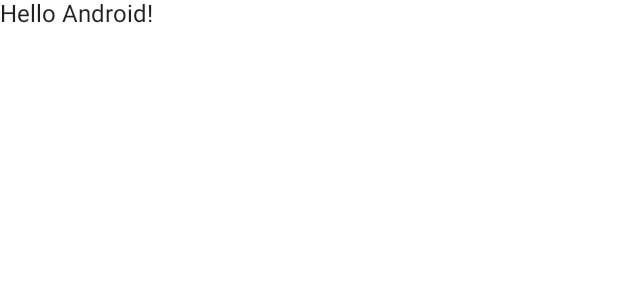
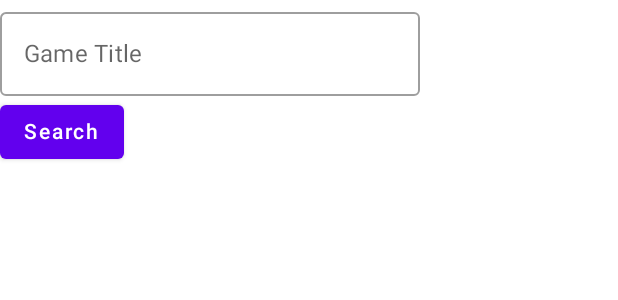
Before and after one commit to JMaz-15/GameFinder, an Android app built with Jetpack Compose: the @Preview function DefaultPreview, on a phone screen of 412 x 824 dp. Shown: the top 300 px of the screen. Run offline under Robolectric (Android 15) with nearby library versions, the phone set to English and light mode, and no system bars.

Commit message:
Created text field and search button to search for game titles - can display searched value

```diff
--- a/app/src/main/java/com/gamefinder/v32001/MainActivity.kt
+++ b/app/src/main/java/com/gamefinder/v32001/MainActivity.kt
@@ -1,14 +1,16 @@
 package com.gamefinder.v32001
 
 import android.os.Bundle
+import android.widget.Toast
 import androidx.activity.ComponentActivity
 import androidx.activity.compose.setContent
+import androidx.compose.foundation.layout.Column
 import androidx.compose.foundation.layout.fillMaxSize
-import androidx.compose.material.MaterialTheme
-import androidx.compose.material.Surface
-import androidx.compose.material.Text
-import androidx.compose.runtime.Composable
+import androidx.compose.material.*
+import androidx.compose.runtime.*
 import androidx.compose.ui.Modifier
+import androidx.compose.ui.platform.LocalContext
+import androidx.compose.ui.res.stringResource
 import androidx.compose.ui.tooling.preview.Preview
 import com.gamefinder.v32001.ui.theme.GameFinderTheme
 
@@ -22,7 +24,7 @@ class MainActivity : ComponentActivity() {
                     modifier = Modifier.fillMaxSize(),
                     color = MaterialTheme.colors.background
                 ) {
-                    Greeting("Android")
+                    FindGame()
                 }
             }
         }
@@ -30,14 +32,26 @@ class MainActivity : ComponentActivity() {
 }
 
 @Composable
-fun Greeting(name: String) {
-    Text(text = "Hello $name!")
+fun FindGame() {
+    var gameTitle by remember { mutableStateOf("")}
+    val context = LocalContext.current
+    Column {
+        OutlinedTextField(
+            value = gameTitle,
+            onValueChange = { gameTitle = it },
+            label = { Text(stringResource(R.string.gameTitle)) }
+        )
+    Button(
+        onClick = {
+            Toast.makeText(context, "$gameTitle", Toast.LENGTH_LONG).show()
+        }){Text(text = "Search")}
+    }
 }
 
 @Preview(showBackground = true)
 @Composable
 fun DefaultPreview() {
     GameFinderTheme {
-        Greeting("Android")
+        FindGame()
     }
 }
--- a/app/src/main/res/values/strings.xml
+++ b/app/src/main/res/values/strings.xml
@@ -1,3 +1,4 @@
 <resources>
     <string name="app_name">Game Finder</string>
+    <string name="gameTitle">Game Title</string>
 </resources>
```
